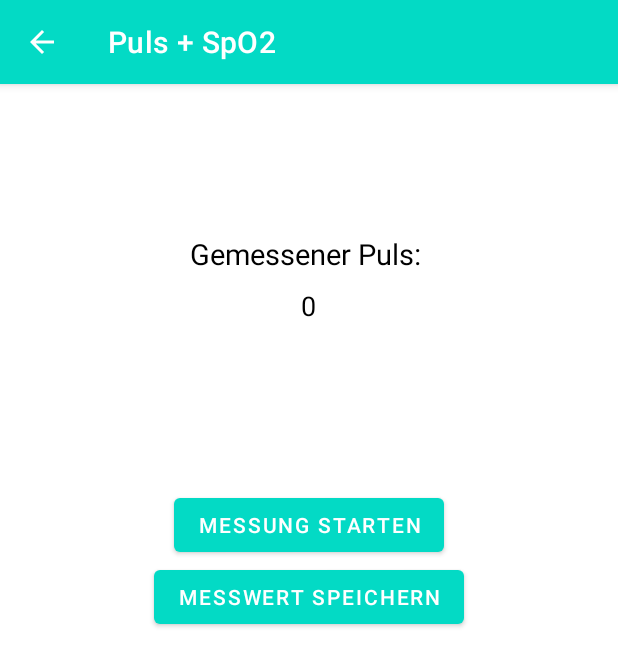
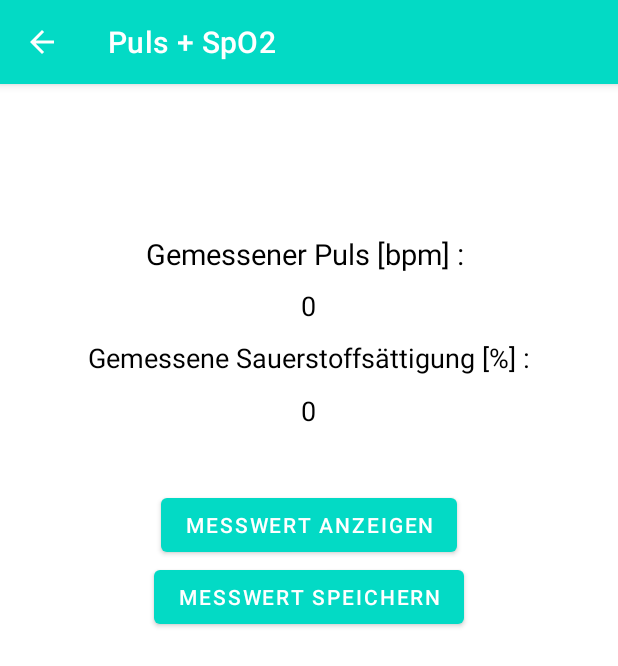
Before and after one commit to dominiklandl/HealthApp, an Android app: the PulsActivity screen opened directly, with no data from a screen before it, after a tap on "MESSWERT SPEICHERN", on a phone screen of 412 x 824 dp. Shown: the top 666 px of the screen. Run offline under Robolectric (Android 15) with nearby library versions, the phone set to English and light mode, and no system bars; 1 other tap on this screen came first.

```diff
--- a/app/src/main/java/com/healthapp/DateClickedActivity.java
+++ b/app/src/main/java/com/healthapp/DateClickedActivity.java
@@ -22,6 +22,7 @@ public class DateClickedActivity extends AppCompatActivity {
     private TextView temp;
     private TextView syst;
     private TextView diast;
+    private TextView spo2;
 
     @Override
     protected void onCreate(Bundle savedInstanceState) {
@@ -36,7 +37,7 @@ public class DateClickedActivity extends AppCompatActivity {
         temp = (TextView) findViewById(R.id.tv_tempdata);
         syst = (TextView) findViewById(R.id.tv_syst);
         diast =(TextView) findViewById(R.id.tv_diast);
-
+        spo2 = (TextView) findViewById(R.id.tv_spo2);
 
         Intent incoming = getIntent();
         String date = incoming.getStringExtra("date");
@@ -47,17 +48,20 @@ public class DateClickedActivity extends AppCompatActivity {
         String indexTemp = "temp"+arrSplit[2];
         String indexsyst = "bluts"+arrSplit[2];
         String indexdiast = "blutd"+arrSplit[2];
+        String indexspo2 = "spo2"+arrSplit[2];
 
         SharedPreferences shpRead = getSharedPreferences("DataSaveCalender", Context.MODE_PRIVATE);
         int tempValue = shpRead.getInt(indexTemp,0);
         int pulsValue = shpRead.getInt(indexPuls,0);
         int blutsValue = shpRead.getInt(indexsyst, 0);
         int blutdValue = shpRead.getInt(indexdiast, 0);
+        int spo2Value = shpRead.getInt(indexspo2,0);
 
         puls.setText(String.valueOf(pulsValue)+" bpm");
         temp.setText(String.valueOf(tempValue)+" °C");
         syst.setText(String.valueOf(blutsValue)+" mmHg");
         diast.setText(String.valueOf(blutdValue)+" mmHg");
+        spo2.setText(String.valueOf(spo2Value)+ " %");
 
         actionBar.setTitle(date);
     }
--- a/app/src/main/java/com/healthapp/PulsActivity.java
+++ b/app/src/main/java/com/healthapp/PulsActivity.java
@@ -18,16 +18,19 @@ import java.util.Calendar;
 public class PulsActivity extends AppCompatActivity {
 
     TextView messwert;
+    TextView messwertspo2;
     Button startMessung;
     Button speichern;
     BluetoothLeActivity bluetoothLeActivity;
     private int puls;
+    private int spo2;
 
     @Override
     protected void onCreate(Bundle savedInstanceState) {
         super.onCreate(savedInstanceState);
         setContentView(R.layout.activity_puls);
         messwert = (TextView) findViewById(R.id.tv_messwert);
+        messwertspo2 = (TextView) findViewById(R.id.tv_messwertspo2);
         startMessung = (Button) findViewById(R.id.btn_startMessung);
         speichern = (Button) findViewById(R.id.btn_speichern);
 
@@ -40,19 +43,25 @@ public class PulsActivity extends AppCompatActivity {
                 SharedPreferences shpRead = getSharedPreferences("SensorDataSharePref", Context.MODE_PRIVATE);
                 puls = shpRead.getInt("puls",0);
                 messwert.setText(String.valueOf(puls));
+                spo2 = shpRead.getInt("spo2",0);
+                messwertspo2.setText(String.valueOf(spo2));
             }
         });
         speichern.setOnClickListener(new View.OnClickListener() {
             @Override
             public void onClick(View view) {
                 Calendar kalender = Calendar.getInstance();
-                String s = messwert.getText().toString();
-                int p = Integer.valueOf(s);
+                String p = messwert.getText().toString();
+                String s = messwertspo2.getText().toString();
+                int p2 = Integer.valueOf(p);
+                int s2 = Integer.valueOf(s);
                 int i = kalender.get(Calendar.DAY_OF_MONTH);
                 SharedPreferences shpData = getSharedPreferences("DataSaveCalender",Context.MODE_PRIVATE);
                 SharedPreferences.Editor dataEdit = shpData.edit();
-                String index = "puls"+String.valueOf(i);
-                dataEdit.putInt(index,p);
+                String indexP = "puls"+String.valueOf(i);
+                String indexS = "spo2"+String.valueOf(i);
+                dataEdit.putInt(indexP,p2);
+                dataEdit.putInt(indexS,s2);
                 dataEdit.commit();
                 Toast.makeText(getApplicationContext(), "Saved", Toast.LENGTH_SHORT).show();
             }
--- a/app/src/main/res/layout/activity_puls.xml
+++ b/app/src/main/res/layout/activity_puls.xml
@@ -13,7 +13,7 @@
         android:layout_width="wrap_content"
         android:layout_height="wrap_content"
         android:layout_centerHorizontal="true"
-        android:text="Gemessener Puls: "
+        android:text="Gemessener Puls [bpm] : "
         android:textSize ="19dp"
         android:layout_marginTop="100dp"/>
 
@@ -25,11 +25,28 @@
         android:textSize="18dp"
         android:layout_marginTop="135dp"
         android:layout_centerHorizontal="true"/>
+
+    <TextView
+        android:id="@+id/info_spo2"
+        android:layout_width="wrap_content"
+        android:layout_height="wrap_content"
+        android:text="Gemessene Sauerstoffsättigung [%] :"
+        android:textSize="18dp"
+        android:layout_marginTop="170dp"
+        android:layout_centerHorizontal="true"/>
+    <TextView
+        android:id="@+id/tv_messwertspo2"
+        android:layout_width="wrap_content"
+        android:layout_height="wrap_content"
+        android:text=""
+        android:textSize="18dp"
+        android:layout_marginTop="205dp"
+        android:layout_centerHorizontal="true"/>
     <Button
         android:id="@+id/btn_startMessung"
         android:layout_width="wrap_content"
         android:layout_height="wrap_content"
-        android:text="Messung starten"
+        android:text="Messwert anzeigen"
         android:layout_centerHorizontal="true"
         android:layout_marginTop="270dp"/>
 
```
Also changed, not shown: app/src/main/java/com/healthapp/BluetoothLeActivity.java (+22 -17 lines), app/src/main/java/com/healthapp/TemperaturActivity.java (+3 -12 lines), app/src/main/res/layout/activity_date_clicked.xml (+20 -2 lines), app/src/main/res/layout/activity_temperatur.xml (+6 -12 lines).
